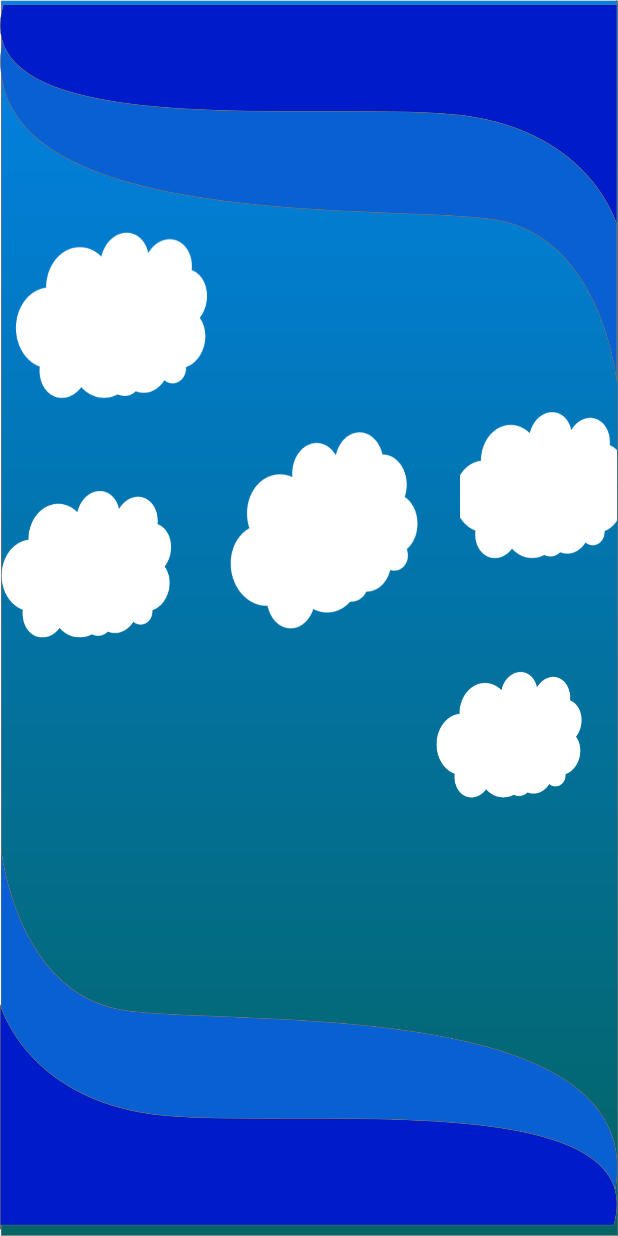
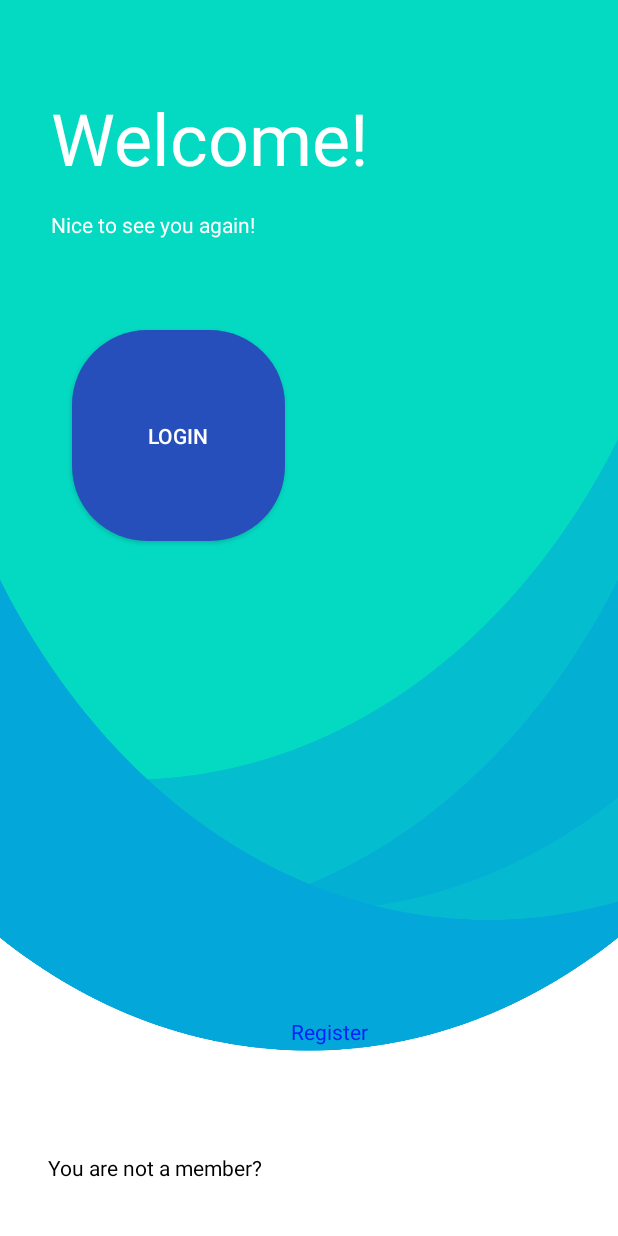
Before and after one commit to IordachescuAnca/Air-Guardians, an Android app: the screen it shows after launch (MainActivity), on a phone screen of 412 x 824 dp. Run offline under Robolectric (Android 15) with nearby library versions, the light colour scheme and no system bars.

Commit message:
added background to MainActivity

```diff
--- a/app/src/main/java/com/example/airguardians/MainActivity.java
+++ b/app/src/main/java/com/example/airguardians/MainActivity.java
@@ -15,39 +15,5 @@ public class MainActivity extends AppCompatActivity {
     protected void onCreate(Bundle savedInstanceState) {
         super.onCreate(savedInstanceState);
         setContentView(R.layout.activity_main);
-        db = new DataBaseService(this);
-        email = (EditText)findViewById(R.id.email);
-        password = (EditText)findViewById(R.id.password);
-        confirmedPassword = (EditText)findViewById(R.id.cpassword);
-        registerButton = (Button)findViewById(R.id.button);
-        registerButton.setOnClickListener(new View.OnClickListener() {
-            @Override
-            public void onClick(View v) {
-                String dataEmail = email.getText().toString();
-                String dataPassword = password.getText().toString();
-                String dataConfirmedPassword = confirmedPassword.getText().toString();
-                if (dataEmail.compareTo("") == 0 || dataPassword.compareTo("") == 0 || dataConfirmedPassword.compareTo("") == 0){
-                    Toast.makeText(getApplicationContext(), "Fields are empty!", Toast.LENGTH_SHORT).show();
-                }
-                else{
-                    if (dataPassword.compareTo(dataConfirmedPassword) == 0){
-                        boolean canInsert = db.checkEmail(dataEmail);
-                        System.out.println(canInsert);
-                        if (canInsert){
-                            boolean ID = db.insertData(dataEmail, dataPassword);
-                            if(ID){
-                                Toast.makeText(getApplicationContext(), "Registered succesfully!", Toast.LENGTH_SHORT).show();
-                            }
-                        }
-                        else{
-                            Toast.makeText(getApplicationContext(), "Email already exists!", Toast.LENGTH_SHORT).show();
-                        }
-                    }
-                    else{
-                        Toast.makeText(getApplicationContext(), "Password and confirm password do not match!", Toast.LENGTH_SHORT).show();
-                    }
-                }
-            }
-        });
     }
 }
--- /dev/null
+++ b/app/src/main/res/drawable/button_login_welcome.xml
@@ -0,0 +1,6 @@
+<?xml version="1.0" encoding="utf-8"?>
+<shape xmlns:android="http://schemas.android.com/apk/res/android">
+    <corners android:radius="50sp">
+    </corners>
+    <solid android:color="@color/blue_login"></solid>
+</shape>
--- a/app/src/main/res/layout/activity_main.xml
+++ b/app/src/main/res/layout/activity_main.xml
@@ -5,9 +5,61 @@
         xmlns:app="http://schemas.android.com/apk/res-auto"
         android:layout_width="match_parent"
         android:layout_height="match_parent"
-        tools:context=".MainActivity" android:id="@+id/register"
+        tools:context=".MainActivity" android:id="@+id/welcome"
         android:background="@drawable/background">
 
-
+    <TextView
+            android:id="@+id/not_member"
+            android:text="@string/you_are_not_a_member"
+            android:textColor="@color/black"
+            android:layout_width="163dp"
+            android:layout_height="35dp"
+            android:layout_alignParentBottom="true" android:layout_marginBottom="20dp"
+            android:layout_marginRight="216dp" android:layout_marginEnd="216dp"
+            android:layout_marginLeft="32dp" android:layout_marginStart="32dp" />
+    <TextView
+            android:text="@string/register"
+            android:textColor="@color/register"
+            android:layout_width="wrap_content"
+            android:layout_height="wrap_content"
+            android:id="@+id/register" android:layout_alignParentBottom="true"
+            android:layout_marginRight="158dp" android:layout_marginEnd="158dp"
+            android:layout_marginLeft="194dp" android:layout_marginStart="194dp"
+            android:layout_marginTop="678dp"
+            android:layout_alignParentTop="true"/>
+    <TextView
+            android:text="@string/welcome"
+            android:textSize="@android:dimen/app_icon_size"
+            android:textColor="@color/white"
+            android:layout_width="246dp"
+            android:layout_height="wrap_content"
+            android:id="@+id/welcome_text" android:layout_alignParentEnd="true"
+            android:layout_alignParentRight="true" android:layout_marginRight="131dp" android:layout_marginEnd="131dp"
+            android:layout_alignParentBottom="true" android:layout_marginBottom="610dp"
+            android:layout_alignParentStart="true" android:layout_marginLeft="34dp" android:layout_marginStart="34dp"
+            android:layout_alignParentLeft="true" android:layout_marginTop="59dp" android:layout_alignParentTop="true"/>
+    <TextView
+            android:text="@string/nice_to_see_you_again"
+            android:textColor="@color/white"
+            android:layout_width="wrap_content"
+            android:layout_height="36dp"
+            android:id="@+id/nice" android:layout_alignParentBottom="true"
+            android:layout_marginBottom="554dp" android:layout_alignParentEnd="true"
+            android:layout_alignParentRight="true" android:layout_marginRight="106dp" android:layout_marginEnd="106dp"
+            android:layout_alignParentStart="true" android:layout_marginLeft="34dp" android:layout_marginStart="34dp"
+            android:layout_alignParentLeft="true" android:layout_marginTop="140dp"
+            android:layout_alignParentTop="true"/>
+    <Button
+            android:text="@string/login"
+            android:textColor="@color/white"
+            android:background="@drawable/button_login_welcome"
+            android:layout_width="141dp"
+            android:layout_height="wrap_content"
+            android:id="@+id/button_login" android:layout_alignParentBottom="true"
+            android:layout_marginBottom="463dp" android:layout_alignParentEnd="true"
+            android:layout_alignParentRight="true" android:layout_marginRight="222dp" android:layout_marginEnd="222dp"
+            android:layout_alignParentStart="true" android:layout_marginLeft="48dp" android:layout_marginStart="48dp"
+            android:layout_alignParentLeft="true" android:layout_marginTop="220dp"
+            android:layout_alignParentTop="true"/>
 
 </RelativeLayout>
--- a/app/src/main/res/values/colors.xml
+++ b/app/src/main/res/values/colors.xml
@@ -3,4 +3,8 @@
     <color name="colorPrimary">#008577</color>
     <color name="colorPrimaryDark">#00574B</color>
     <color name="colorAccent">#D81B60</color>
+    <color name="register">#0020FF</color>
+    <color name="black">#000000</color>
+    <color name="white">#FFFFFF</color>
+    <color name="blue_login">#274FBC</color>
 </resources>
--- a/app/src/main/res/values/strings.xml
+++ b/app/src/main/res/values/strings.xml
@@ -1,3 +1,8 @@
 <resources>
     <string name="app_name">Air Guardians</string>
+    <string name="you_are_not_a_member">You are not a member?</string>
+    <string name="register">Register</string>
+    <string name="welcome">Welcome!</string>
+    <string name="nice_to_see_you_again">Nice to see you again!</string>
+    <string name="login">Login</string>
 </resources>
```
Also changed, not shown: app/src/main/res/drawable-hdpi/background.png, app/src/main/res/drawable-ldpi/background.png, app/src/main/res/drawable-mdpi/background.png, app/src/main/res/drawable-xhdpi/background.png, app/src/main/res/drawable-xxhdpi/background.png, app/src/main/res/drawable-xxxhdpi/background.png.
